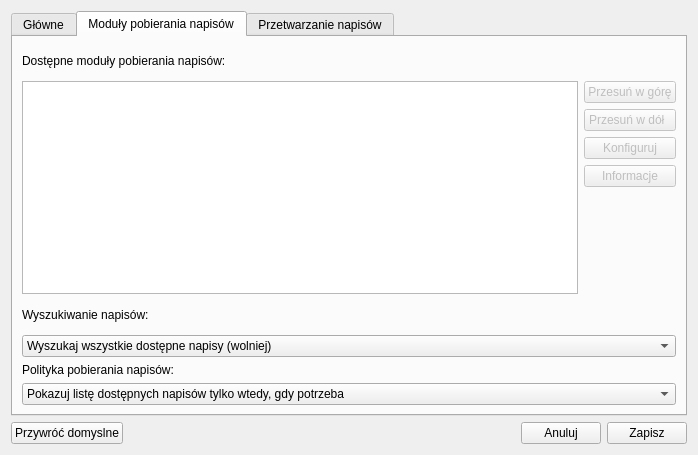
Old version of the form ui/frmoptions.ui in the repository QNapi/qnapi.
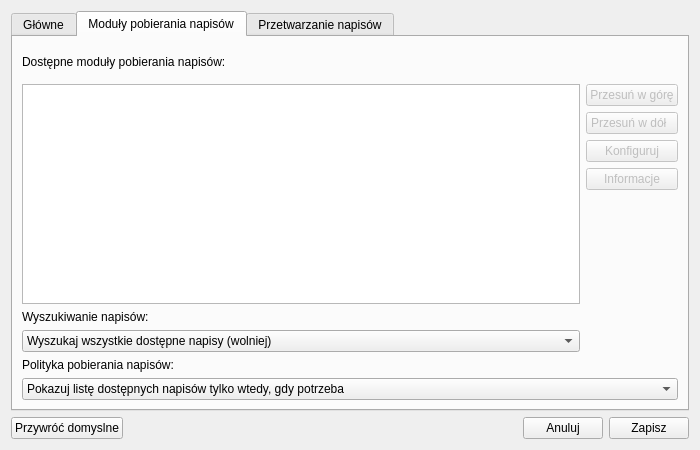
New version of the form. The open tabs and pages were chosen to show the change. Icons and pictures are not drawn.

Commit message: added search policy considering backup language always

```diff
--- a/ui/frmoptions.ui
+++ b/ui/frmoptions.ui
@@ -6,8 +6,8 @@
    <rect>
     <x>0</x>
     <y>0</y>
-    <width>698</width>
-    <height>455</height>
+    <width>700</width>
+    <height>450</height>
    </rect>
   </property>
   <property name="windowTitle">
@@ -230,7 +230,7 @@
          </property>
         </widget>
        </item>
-       <item row="10" column="0">
+       <item row="11" column="0">
         <widget class="QLabel" name="lbDownloadPolicy">
          <property name="sizePolicy">
           <sizepolicy hsizetype="Preferred" vsizetype="Maximum">
@@ -243,7 +243,7 @@
          </property>
         </widget>
        </item>
-       <item row="11" column="0" colspan="2">
+       <item row="12" column="0" colspan="2">
         <widget class="QComboBox" name="cbDownloadPolicy">
          <property name="currentIndex">
           <number>1</number>
@@ -304,22 +304,14 @@
          </property>
         </widget>
        </item>
-       <item row="9" column="0" colspan="2">
-        <widget class="QComboBox" name="cbSearchPolicy">
-         <item>
-          <property name="text">
-           <string>Wyszukaj wszystkie dostępne napisy (wolniej)</string>
-          </property>
-         </item>
-         <item>
-          <property name="text">
-           <string>Przerwij wyszukiwanie po znalezieniu pasujących napisów (szybciej)</string>
-          </property>
-         </item>
-        </widget>
-       </item>
        <item row="8" column="0" colspan="2">
         <widget class="QLabel" name="lbSearchPolicy">
+         <property name="sizePolicy">
+          <sizepolicy hsizetype="Preferred" vsizetype="Maximum">
+           <horstretch>0</horstretch>
+           <verstretch>0</verstretch>
+          </sizepolicy>
+         </property>
          <property name="text">
           <string>Wyszukiwanie napisów:</string>
          </property>
@@ -367,6 +359,28 @@
          </property>
         </widget>
        </item>
+       <item row="9" column="0">
+        <widget class="QComboBox" name="cbSearchPolicy">
+         <property name="currentIndex">
+          <number>1</number>
+         </property>
+         <item>
+          <property name="text">
+           <string>Przerwij wyszukiwanie po znalezieniu pasujących napisów (szybciej)</string>
+          </property>
+         </item>
+         <item>
+          <property name="text">
+           <string>Wyszukaj wszystkie dostępne napisy (wolniej)</string>
+          </property>
+         </item>
+         <item>
+          <property name="text">
+           <string>Wyszukaj wszystkie napisy, także w zapasowym języku (najwolniej)</string>
+          </property>
+         </item>
+        </widget>
+       </item>
       </layout>
      </widget>
      <widget class="QWidget" name="tabPostProcessing">
```
Left out of the diff: 1 changed line with no effect on the pictures. The commit also changes 2 other files.
